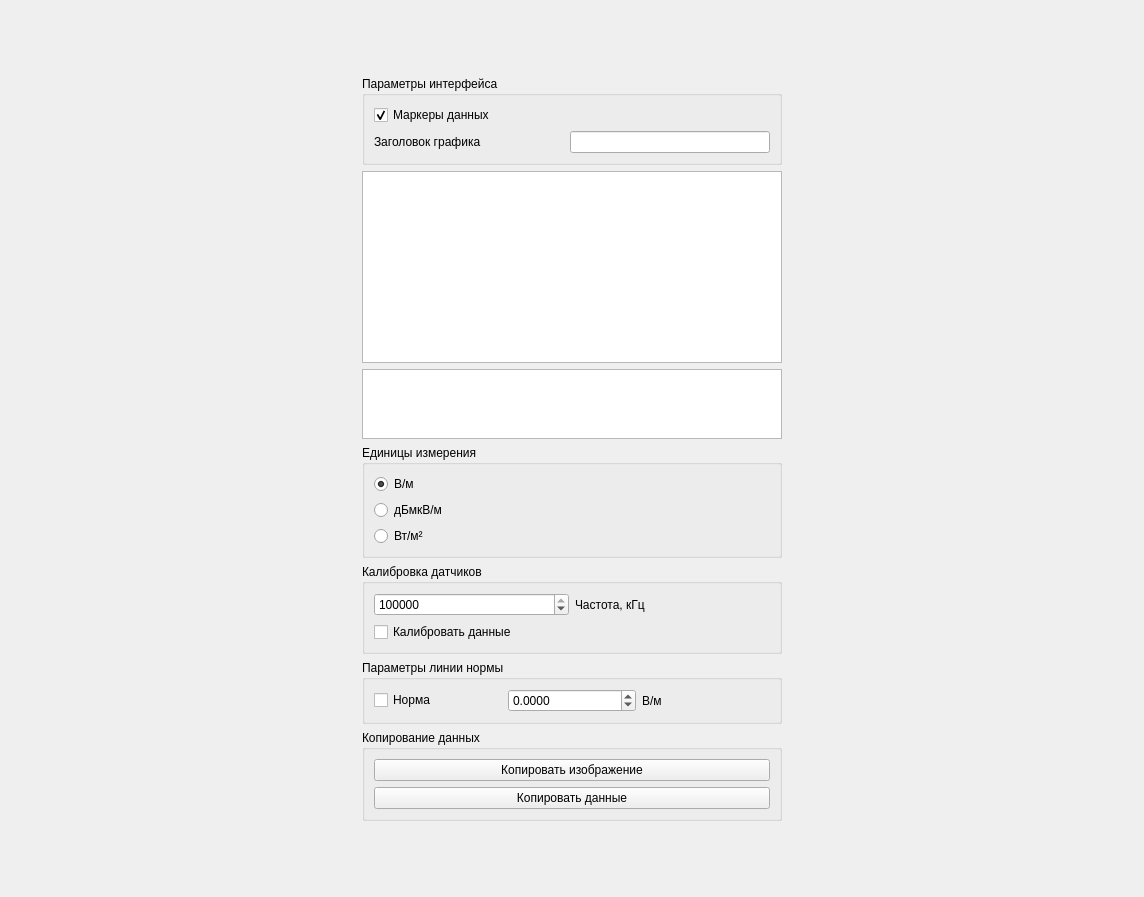
First picture: the form in smef/client/ui/viewer.ui, repository CrinitusFeles/SMEF, before the edit.
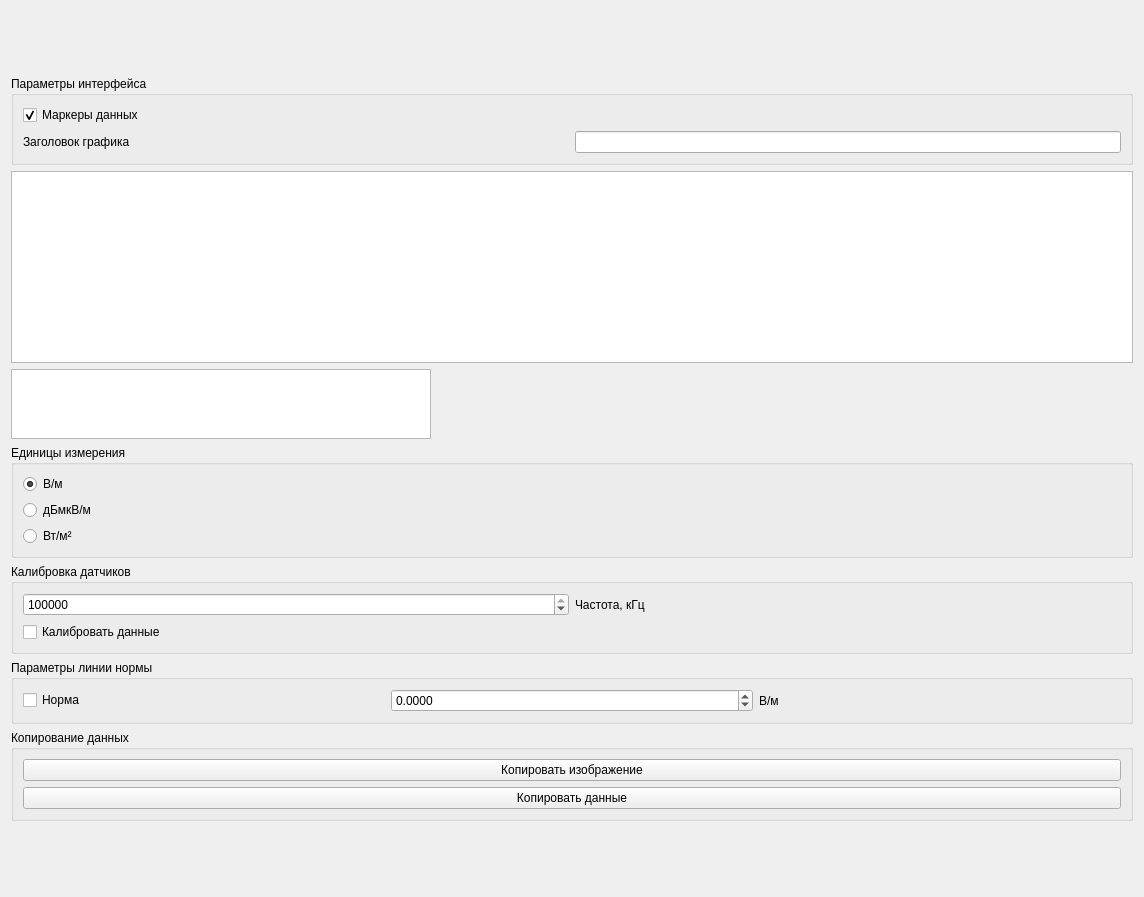
Second picture: the form after the edit.

The edit to the form file:
```diff
--- a/smef/client/ui/viewer.ui
+++ b/smef/client/ui/viewer.ui
@@ -48,9 +48,15 @@
      </item>
      <item>
       <widget class="QGroupBox" name="groupBox_9">
+       <property name="sizePolicy">
+        <sizepolicy hsizetype="Minimum" vsizetype="Minimum">
+         <horstretch>0</horstretch>
+         <verstretch>0</verstretch>
+        </sizepolicy>
+       </property>
        <property name="maximumSize">
         <size>
-         <width>420</width>
+         <width>16777215</width>
          <height>16777215</height>
         </size>
        </property>
@@ -116,12 +122,18 @@
          <verstretch>0</verstretch>
         </sizepolicy>
        </property>
+       <property name="maximumSize">
+        <size>
+         <width>16777215</width>
+         <height>16777215</height>
+        </size>
+       </property>
       </widget>
      </item>
      <item>
       <widget class="QTableView" name="minmax_table_view">
        <property name="sizePolicy">
-        <sizepolicy hsizetype="Minimum" vsizetype="Preferred">
+        <sizepolicy hsizetype="Minimum" vsizetype="Minimum">
          <horstretch>0</horstretch>
          <verstretch>0</verstretch>
         </sizepolicy>
@@ -129,7 +141,7 @@
        <property name="maximumSize">
         <size>
          <width>420</width>
-         <height>300</height>
+         <height>16777215</height>
         </size>
        </property>
        <property name="sizeAdjustPolicy">
@@ -147,9 +159,15 @@
       <layout class="QHBoxLayout" name="horizontalLayout_2">
        <item>
         <widget class="QGroupBox" name="groupBox_2">
+         <property name="sizePolicy">
+          <sizepolicy hsizetype="Minimum" vsizetype="Minimum">
+           <horstretch>0</horstretch>
+           <verstretch>0</verstretch>
+          </sizepolicy>
+         </property>
          <property name="maximumSize">
           <size>
-           <width>420</width>
+           <width>16777215</width>
            <height>16777215</height>
           </size>
          </property>
@@ -191,9 +209,15 @@
      </item>
      <item>
       <widget class="QGroupBox" name="groupBox_8">
+       <property name="sizePolicy">
+        <sizepolicy hsizetype="Minimum" vsizetype="Minimum">
+         <horstretch>0</horstretch>
+         <verstretch>0</verstretch>
+        </sizepolicy>
+       </property>
        <property name="maximumSize">
         <size>
-         <width>420</width>
+         <width>16777215</width>
          <height>16777215</height>
         </size>
        </property>
@@ -296,9 +320,15 @@
      </item>
      <item>
       <widget class="QGroupBox" name="groupBox_4">
+       <property name="sizePolicy">
+        <sizepolicy hsizetype="Minimum" vsizetype="Minimum">
+         <horstretch>0</horstretch>
+         <verstretch>0</verstretch>
+        </sizepolicy>
+       </property>
        <property name="maximumSize">
         <size>
-         <width>420</width>
+         <width>16777215</width>
          <height>16777215</height>
         </size>
        </property>
```
